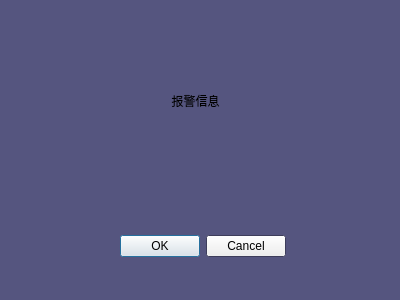
This is A66-app/systemwarn.ui in Tetraelc/A66_PRO as Qt 5 draws it before an edit. The edited form follows.
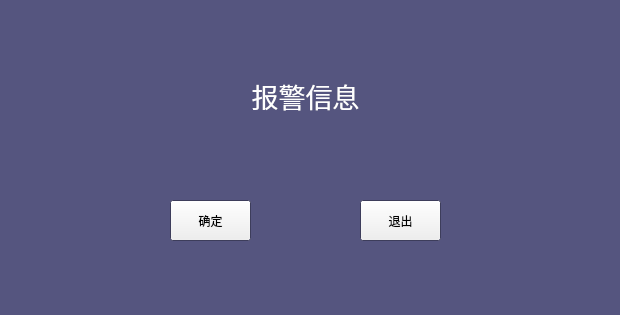
This is the edited form.

```diff
--- a/A66-app/systemwarn.ui
+++ b/A66-app/systemwarn.ui
@@ -6,8 +6,8 @@
    <rect>
     <x>0</x>
     <y>0</y>
-    <width>400</width>
-    <height>300</height>
+    <width>620</width>
+    <height>315</height>
    </rect>
   </property>
   <property name="palette">
@@ -77,28 +77,84 @@
   <property name="windowTitle">
    <string>Dialog</string>
   </property>
-  <widget class="QDialogButtonBox" name="buttonBox">
-   <property name="geometry">
-    <rect>
-     <x>120</x>
-     <y>230</y>
-     <width>166</width>
-     <height>33</height>
-    </rect>
-   </property>
-   <property name="standardButtons">
-    <set>QDialogButtonBox::Cancel|QDialogButtonBox::Ok</set>
-   </property>
-  </widget>
   <widget class="QLabel" name="label_DisplayAlarm">
    <property name="geometry">
     <rect>
      <x>90</x>
-     <y>80</y>
-     <width>211</width>
-     <height>41</height>
+     <y>50</y>
+     <width>431</width>
+     <height>91</height>
     </rect>
    </property>
+   <property name="palette">
+    <palette>
+     <active>
+      <colorrole role="WindowText">
+       <brush brushstyle="SolidPattern">
+        <color alpha="255">
+         <red>255</red>
+         <green>255</green>
+         <blue>255</blue>
+        </color>
+       </brush>
+      </colorrole>
+      <colorrole role="Text">
+       <brush brushstyle="SolidPattern">
+        <color alpha="255">
+         <red>255</red>
+         <green>0</green>
+         <blue>0</blue>
+        </color>
+       </brush>
+      </colorrole>
+     </active>
+     <inactive>
+      <colorrole role="WindowText">
+       <brush brushstyle="SolidPattern">
+        <color alpha="255">
+         <red>255</red>
+         <green>255</green>
+         <blue>255</blue>
+        </color>
+       </brush>
+      </colorrole>
+      <colorrole role="Text">
+       <brush brushstyle="SolidPattern">
+        <color alpha="255">
+         <red>255</red>
+         <green>0</green>
+         <blue>0</blue>
+        </color>
+       </brush>
+      </colorrole>
+     </inactive>
+     <disabled>
+      <colorrole role="WindowText">
+       <brush brushstyle="SolidPattern">
+        <color alpha="255">
+         <red>106</red>
+         <green>104</green>
+         <blue>100</blue>
+        </color>
+       </brush>
+      </colorrole>
+      <colorrole role="Text">
+       <brush brushstyle="SolidPattern">
+        <color alpha="255">
+         <red>106</red>
+         <green>104</green>
+         <blue>100</blue>
+        </color>
+       </brush>
+      </colorrole>
+     </disabled>
+    </palette>
+   </property>
+   <property name="font">
+    <font>
+     <pointsize>20</pointsize>
+    </font>
+   </property>
    <property name="text">
     <string>报警信息</string>
    </property>
@@ -106,6 +162,32 @@
     <set>Qt::AlignCenter</set>
    </property>
   </widget>
+  <widget class="QToolButton" name="toolButton_Comfirm">
+   <property name="geometry">
+    <rect>
+     <x>170</x>
+     <y>200</y>
+     <width>81</width>
+     <height>41</height>
+    </rect>
+   </property>
+   <property name="text">
+    <string>确定</string>
+   </property>
+  </widget>
+  <widget class="QToolButton" name="toolButton_Quit">
+   <property name="geometry">
+    <rect>
+     <x>360</x>
+     <y>200</y>
+     <width>81</width>
+     <height>41</height>
+    </rect>
+   </property>
+   <property name="text">
+    <string>退出</string>
+   </property>
+  </widget>
  </widget>
  <resources/>
  <connections>
```
Left out of the diff: 12 changed lines with no effect on the pictures.
